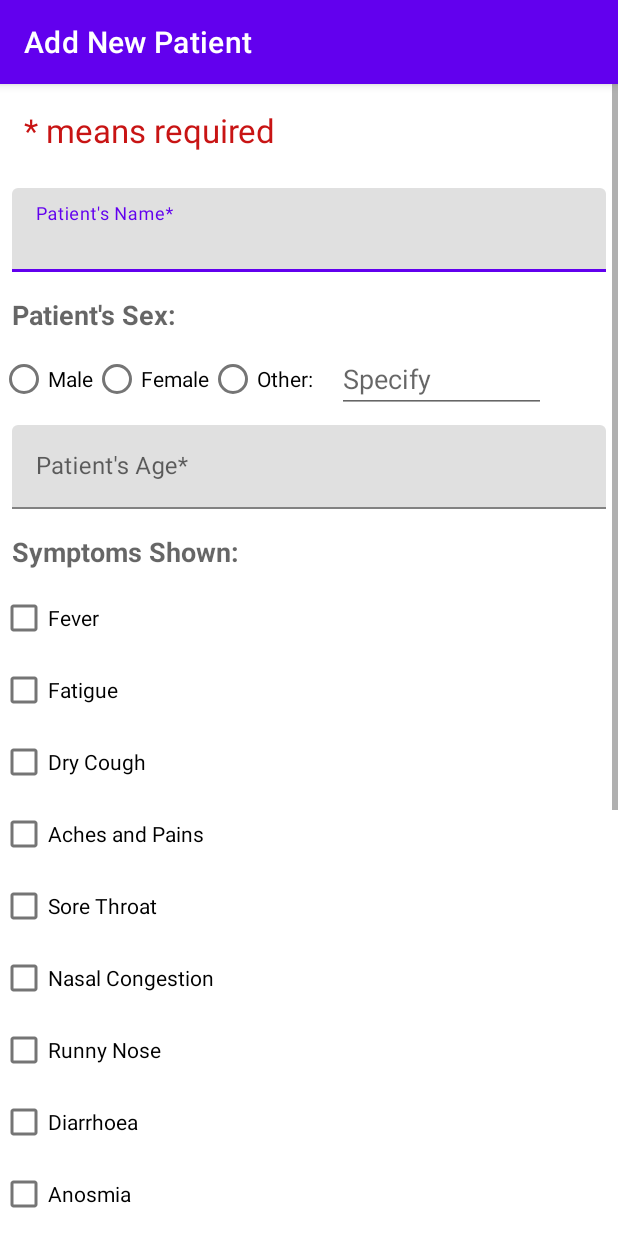
After one commit to AshwiniApp/Ashwini, an Android app: the NewPatient screen opened directly, with no data from a screen before it, on a phone screen of 412 x 824 dp. The commit adds this screen. Run offline under Robolectric (Android 15) with nearby library versions, the phone set to English and light mode, and no system bars.

Commit message:
New patient data addition frontend rough draw

```diff
--- a/app/build.gradle
+++ b/app/build.gradle
@@ -32,7 +32,6 @@ android {
 dependencies {
 
     implementation 'androidx.appcompat:appcompat:1.2.0'
-    implementation 'com.google.android.material:material:1.2.1'
     implementation 'androidx.constraintlayout:constraintlayout:2.0.4'
     testImplementation 'junit:junit:4.+'
     androidTestImplementation 'androidx.test.ext:junit:1.1.2'
@@ -42,4 +41,5 @@ dependencies {
     implementation 'com.firebaseui:firebase-ui-auth:6.4.0'
     implementation 'com.twitter.sdk.android:twitter-core:3.1.1'
     implementation 'com.facebook.android:facebook-android-sdk:9.0.0'
+    implementation 'com.google.android.material:material:1.3.0'
 }
--- a/app/src/main/java/com/example/android/asklepius/MainActivity.java
+++ b/app/src/main/java/com/example/android/asklepius/MainActivity.java
@@ -34,7 +34,7 @@ public class MainActivity extends AppCompatActivity {
 		fab.setOnClickListener(new View.OnClickListener() {
 			@Override
 			public void onClick(View view) {
-				Toast.makeText(MainActivity.this, "Hello, world!", Toast.LENGTH_SHORT).show();
+				startActivity(new Intent(getApplicationContext(), NewPatient.class));
 			}
 		});
 	}
--- /dev/null
+++ b/app/src/main/java/com/example/android/asklepius/NewPatient.java
@@ -0,0 +1,40 @@
+package com.example.android.asklepius;
+
+import androidx.annotation.NonNull;
+import androidx.appcompat.app.AppCompatActivity;
+
+import android.os.Bundle;
+
+import com.google.android.material.slider.LabelFormatter;
+import com.google.android.material.slider.Slider;
+
+public class NewPatient extends AppCompatActivity {
+
+	@Override
+	protected void onCreate(Bundle savedInstanceState) {
+		super.onCreate(savedInstanceState);
+		setContentView(R.layout.activity_new_patient);
+		getSupportActionBar().setTitle("Add New Patient");
+
+		Slider slider = findViewById(R.id.slider);
+		slider.setLabelFormatter(new LabelFormatter() {
+			@NonNull
+			@Override
+			public String getFormattedValue(float value) {
+				if (value == 0.00) {
+					return "Very Mild";
+				} else if (value == 20.0) {
+					return "Mild";
+				} else if (value == 40.0) {
+					return "Average";
+				} else if (value == 60.0) {
+					return "Severe";
+				} else if (value == 80.0) {
+					return "Very Severe";
+				} else {
+					return "";
+				}
+			}
+		});
+	}
+}
--- a/app/src/main/java/com/example/android/asklepius/Patient.java
+++ b/app/src/main/java/com/example/android/asklepius/Patient.java
@@ -6,10 +6,10 @@ public class Patient {
 	public String name;
 	public char sex;
 	public int age;
-	public Map<String, Boolean> symptomList;
-	public boolean comorbidities;
-	public String symptomsSeverity;
-	public String condition;
+	public Map<String, Boolean> symptomList; // CheckBox
+	public boolean comorbidities; // Yes/No
+	public String symptomsSeverity; // Very mild/Mild/Average/Severe/Very Severe
+	public String condition; // Very mild/Mild/Average/Severe/Very Severe
 	public String treatmentPlan; // TODO optional document upload, successive period upload, if possible
 	public String periodOfTreatment;
 	public String methodOfTreatmentAdministration;
--- /dev/null
+++ b/app/src/main/res/layout/activity_new_patient.xml
@@ -0,0 +1,268 @@
+<?xml version="1.0" encoding="utf-8"?>
+<ScrollView xmlns:android="http://schemas.android.com/apk/res/android"
+    xmlns:app="http://schemas.android.com/apk/res-auto"
+    xmlns:tools="http://schemas.android.com/tools"
+    android:layout_width="match_parent"
+    android:layout_height="match_parent"
+    tools:context=".NewPatient">
+
+    <LinearLayout
+        android:layout_width="match_parent"
+        android:layout_height="wrap_content"
+        android:orientation="vertical">
+
+        <TextView
+            android:layout_width="match_parent"
+            android:layout_height="wrap_content"
+            android:padding="16dp"
+            android:text="* means required"
+            android:textAppearance="@style/TextAppearance.AppCompat.Large"
+            android:textColor="#C81414" />
+
+        <com.google.android.material.textfield.TextInputLayout
+            android:id="@+id/patient_name_text_field"
+            android:layout_width="match_parent"
+            android:layout_height="match_parent"
+            android:hint="Patient's Name*"
+            android:padding="8dp"
+            app:hintEnabled="true">
+
+            <com.google.android.material.textfield.TextInputEditText
+                android:layout_width="match_parent"
+                android:layout_height="wrap_content"
+                android:inputType="textPersonName" />
+        </com.google.android.material.textfield.TextInputLayout>
+
+        <TextView
+            android:layout_width="wrap_content"
+            android:layout_height="wrap_content"
+            android:padding="8dp"
+            android:text="Patient's Sex:"
+            android:textAppearance="@style/TextAppearance.AppCompat.Medium"
+            android:textStyle="bold" />
+
+        <LinearLayout
+            android:layout_width="wrap_content"
+            android:layout_height="wrap_content"
+            android:orientation="horizontal" >
+
+
+            <RadioGroup
+                android:layout_width="match_parent"
+                android:layout_height="match_parent"
+                android:orientation="horizontal">
+
+                <RadioButton
+                    android:id="@+id/radioButton"
+                    android:layout_width="wrap_content"
+                    android:layout_height="wrap_content"
+                    android:text="Male" />
+
+                <RadioButton
+                    android:id="@+id/radioButton2"
+                    android:layout_width="wrap_content"
+                    android:layout_height="wrap_content"
+                    android:text="Female" />
+
+                <RadioButton
+                    android:id="@+id/radioButton3"
+                    android:layout_width="wrap_content"
+                    android:layout_height="wrap_content"
+                    android:text="Other:" />
+            </RadioGroup>
+
+            <EditText
+                android:id="@+id/editTextTextPersonName"
+                android:layout_width="wrap_content"
+                android:layout_height="wrap_content"
+                android:layout_marginStart="16dp"
+                android:layout_marginEnd="48dp"
+                android:layout_weight="1"
+                android:ems="10"
+                android:hint="Specify"
+                android:inputType="textPersonName"
+                android:selectAllOnFocus="true"
+                android:singleLine="true" />
+        </LinearLayout>
+
+        <com.google.android.material.textfield.TextInputLayout
+            android:id="@+id/patient_age_text_field"
+            android:layout_width="match_parent"
+            android:layout_height="match_parent"
+            android:hint="Patient's Age*"
+            android:padding="8dp"
+            app:hintEnabled="true">
+
+            <com.google.android.material.textfield.TextInputEditText
+                android:layout_width="match_parent"
+                android:layout_height="wrap_content"
+                android:inputType="number" />
+        </com.google.android.material.textfield.TextInputLayout>
+
+        <TextView
+            android:layout_width="wrap_content"
+            android:layout_height="wrap_content"
+            android:padding="8dp"
+            android:text="Symptoms Shown:"
+            android:textAppearance="@style/TextAppearance.AppCompat.Medium"
+            android:textStyle="bold" />
+
+        <LinearLayout
+            android:layout_width="match_parent"
+            android:layout_height="wrap_content"
+            android:orientation="vertical">
+
+            <CheckBox
+                android:id="@+id/checkBox_fever"
+                android:layout_width="match_parent"
+                android:layout_height="wrap_content"
+                android:text="Fever" />
+
+            <CheckBox
+                android:id="@+id/checkBox_fatigue"
+                android:layout_width="match_parent"
+                android:layout_height="wrap_content"
+                android:text="Fatigue" />
+
+            <CheckBox
+                android:id="@+id/checkBox_dry_cough"
+                android:layout_width="match_parent"
+                android:layout_height="wrap_content"
+                android:text="Dry Cough" />
+
+            <CheckBox
+                android:id="@+id/checkBox_aches_and_pains"
+                android:layout_width="match_parent"
+                android:layout_height="wrap_content"
+                android:text="Aches and Pains" />
+
+            <CheckBox
+                android:id="@+id/checkBox_sore_throat"
+                android:layout_width="match_parent"
+                android:layout_height="wrap_content"
+                android:text="Sore Throat" />
+
+            <CheckBox
+                android:id="@+id/checkBox_nasal_congestion"
+                android:layout_width="match_parent"
+                android:layout_height="wrap_content"
+                android:text="Nasal Congestion" />
+
+            <CheckBox
+                android:id="@+id/checkBox_runny_nose"
+                android:layout_width="match_parent"
+                android:layout_height="wrap_content"
+                android:text="Runny Nose" />
+
+            <CheckBox
+                android:id="@+id/checkBox_diarrhoea"
+                android:layout_width="match_parent"
+                android:layout_height="wrap_content"
+                android:text="Diarrhoea" />
+
+            <CheckBox
+                android:id="@+id/checkBox_anosmia"
+                android:layout_width="match_parent"
+                android:layout_height="wrap_content"
+                android:text="Anosmia" />
+
+            <CheckBox
+                android:id="@+id/checkBox_rash"
+                android:layout_width="match_parent"
+                android:layout_height="wrap_content"
+                android:text="Rash" />
+
+            <CheckBox
+                android:id="@+id/checkBox_conjunctivitis"
+                android:layout_width="match_parent"
+                android:layout_height="wrap_content"
+                android:text="Conjunctivitis" />
+
+            <CheckBox
+                android:id="@+id/checkBox_headache"
+                android:layout_width="match_parent"
+                android:layout_height="wrap_content"
+                android:text="Headache" />
+
+            <CheckBox
+                android:id="@+id/checkBox_asymptomatic"
+                android:layout_width="match_parent"
+                android:layout_height="wrap_content"
+                android:text="Asymptomatic" />
+        </LinearLayout>
+
+        <TextView
+            android:layout_width="wrap_content"
+            android:layout_height="wrap_content"
+            android:padding="8dp"
+            android:text="Comorbidties:"
+            android:textAppearance="@style/TextAppearance.AppCompat.Medium"
+            android:textStyle="bold" />
+
+        <LinearLayout
+            android:layout_width="match_parent"
+            android:layout_height="match_parent"
+            android:orientation="horizontal">
+
+            <RadioGroup
+                android:layout_width="wrap_content"
+                android:layout_height="match_parent"
+                android:orientation="horizontal">
+
+                <RadioButton
+                    android:id="@+id/radioButton12"
+                    android:layout_width="wrap_content"
+                    android:layout_height="wrap_content"
+                    android:text="No" />
+
+                <RadioButton
+                    android:id="@+id/radioButton13"
+                    android:layout_width="wrap_content"
+                    android:layout_height="wrap_content"
+                    android:text="Yes" />
+            </RadioGroup>
+
+            <EditText
+                android:id="@+id/editText_comorbidties"
+                android:layout_width="wrap_content"
+                android:layout_height="wrap_content"
+                android:layout_marginStart="16dp"
+                android:layout_weight="1"
+                android:ems="10"
+                android:hint="Comorbidity Description"
+                android:inputType="textPersonName" />
+        </LinearLayout>
+
+        <TextView
+            android:layout_width="wrap_content"
+            android:layout_height="wrap_content"
+            android:padding="8dp"
+            android:text="Severity of Symptoms:"
+            android:textAppearance="@style/TextAppearance.AppCompat.Medium"
+            android:textStyle="bold" />
+
+        <com.google.android.material.slider.Slider
+            android:id="@+id/slider"
+            android:layout_width="match_parent"
+            android:layout_height="wrap_content"
+            android:valueFrom="0.0"
+            android:valueTo="80.0"
+            android:stepSize="20.0"/>
+
+        <TextView
+            android:layout_width="wrap_content"
+            android:layout_height="wrap_content"
+            android:padding="8dp"
+            android:text="Condition of the Patient:"
+            android:textAppearance="@style/TextAppearance.AppCompat.Medium"
+            android:textStyle="bold" />
+
+        <com.google.android.material.slider.Slider
+            android:layout_width="match_parent"
+            android:layout_height="wrap_content"
+            android:stepSize="20.0"
+            android:valueFrom="0.00"
+            android:valueTo="80.0" />
+    </LinearLayout>
+
+</ScrollView>
```
Also changed, not shown: app/src/main/AndroidManifest.xml (+3 -4 lines).
